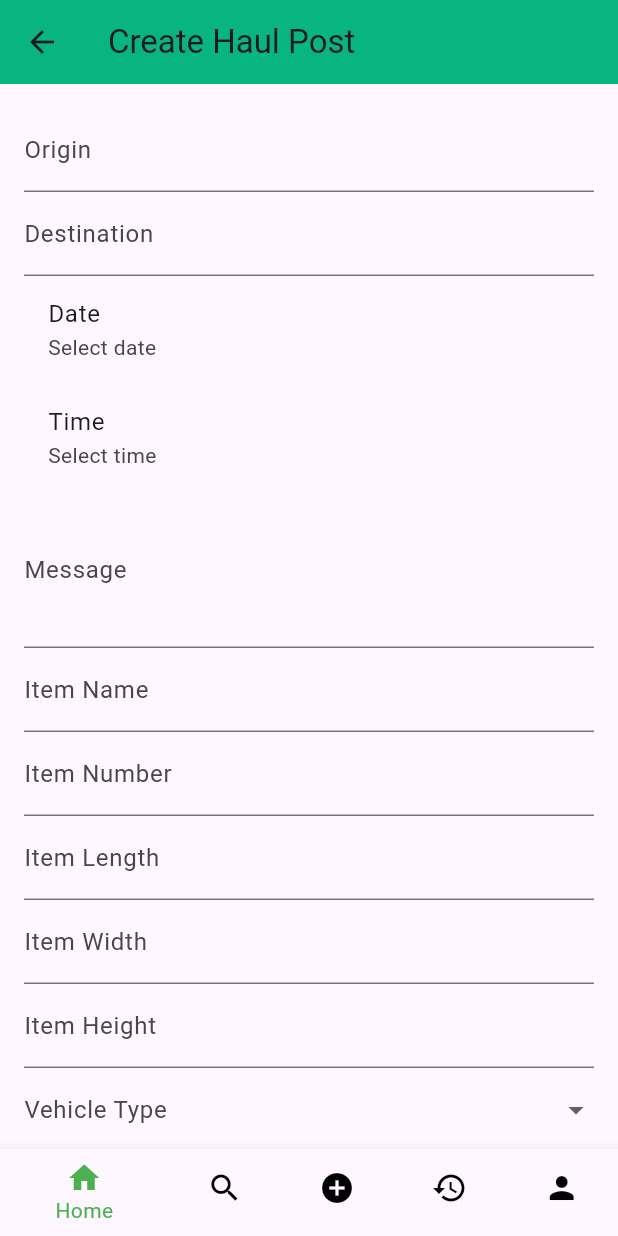
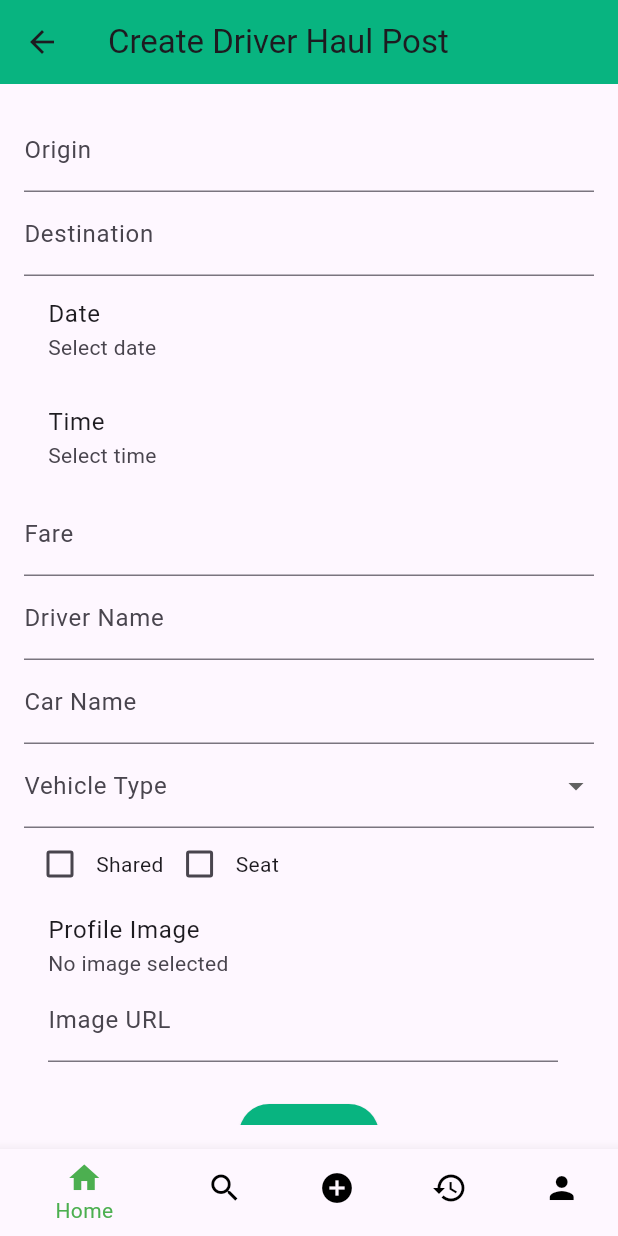
Before and after one commit to Jojina-Git/LugNLoadApp, a Flutter app: the screen it shows after launch, after a tap on "Create Haul Posts", on a phone screen of 412 x 824 dp. Run offline on Flutter 3.47's test engine with Material 3 defaults, Android fonts, the phone set to English and light mode, and no system bars; our stand-ins replace cloud_firestore, firebase_core, firebase_storage, fluttertoast, image_picker; accounts and stored records are empty.

Commit message:
DriverCreateHaulflow

```diff
--- /dev/null
+++ b/lib/DriverHaulForm.dart
@@ -0,0 +1,319 @@
+import 'dart:io';
+import 'package:flutter/material.dart';
+import 'package:cloud_firestore/cloud_firestore.dart';
+import 'package:image_picker/image_picker.dart';
+import 'package:firebase_storage/firebase_storage.dart';
+import 'driverhaullist.dart';
+
+class DriverHaulForm extends StatefulWidget {
+  @override
+  _DriverHaulFormState createState() => _DriverHaulFormState();
+}
+
+class _DriverHaulFormState extends State<DriverHaulForm> {
+  final _formKey = GlobalKey<FormState>();
+
+  DateTime? _selectedDate;
+  TimeOfDay? _selectedTime;
+  String? _selectedVehicleType;
+  bool _shared = false;
+  bool _seat = false;
+  final TextEditingController _originController = TextEditingController();
+  final TextEditingController _destinationController = TextEditingController();
+  final TextEditingController _fareController = TextEditingController();
+  final TextEditingController _driverNameController = TextEditingController();
+  final TextEditingController _carNameController = TextEditingController();
+  final TextEditingController _imageUrlController = TextEditingController();
+  final List<String> vehicleTypes = ['Small', 'Medium', 'Large'];
+  File? _image;
+  String? _imageUrl;
+
+  Future<void> _selectDate(BuildContext context) async {
+    final DateTime? pickedDate = await showDatePicker(
+      context: context,
+      initialDate: DateTime.now(),
+      firstDate: DateTime.now(),
+      lastDate: DateTime(DateTime.now().year + 5),
+    );
+    if (pickedDate != null) {
+      setState(() {
+        _selectedDate = pickedDate;
+      });
+    }
+  }
+
+  Future<void> _selectTime(BuildContext context) async {
+    final TimeOfDay? pickedTime = await showTimePicker(
+      context: context,
+      initialTime: TimeOfDay.now(),
+    );
+    if (pickedTime != null) {
+      setState(() {
+        _selectedTime = pickedTime;
+      });
+    }
+  }
+
+  Future<void> _selectImage() async {
+    final picker = ImagePicker();
+    final pickedFile = await picker.pickImage(source: ImageSource.gallery);
+    if (pickedFile != null) {
+      setState(() {
+        _image = File(pickedFile.path);
+        _imageUrlController.text = '';
+      });
+    }
+  }
+
+  void _setImageFromUrl(String url) {
+    setState(() {
+      _imageUrl = url;
+      _image = null;
+    });
+  }
+
+  void _submitForm() async {
+    if (_formKey.currentState!.validate()) {
+      if (_selectedDate == null || _selectedTime == null || _selectedVehicleType == null) {
+        ScaffoldMessenger.of(context).showSnackBar(
+          SnackBar(
+            content: Text('Please select date, time, and vehicle type.'),
+            backgroundColor: Colors.red,
+          ),
+        );
+        return;
+      }
+
+      try {
+        final docRef = await FirebaseFirestore.instance.collection('DriverPostHaul').add({
+          'origin': _originController.text,
+          'destination': _destinationController.text,
+          'date': _selectedDate,
+          'time': _selectedTime!.format(context),
+          'fare': double.parse(_fareController.text),
+          'vehicleType': _selectedVehicleType,
+          'driverName': _driverNameController.text,
+          'carName': _carNameController.text,
+          'shared': _shared,
+          'seat': _seat,
+          'profileImageUrl': _imageUrl,
+          'created': FieldValue.serverTimestamp(),
+        });
+
+        if (_image != null) {
+          final storageRef = FirebaseStorage.instance.ref().child('profile_images').child(docRef.id);
+          await storageRef.putFile(_image!);
+          final imageUrl = await storageRef.getDownloadURL();
+          setState(() {
+            _imageUrl = imageUrl;
+          });
+        }
+
+        ScaffoldMessenger.of(context).showSnackBar(
+          SnackBar(
+            content: Text('Form submitted successfully!'),
+          ),
+        );
+
+        Navigator.pushReplacement(
+          context,
+          MaterialPageRoute(builder: (context) => DriverHaulList()),
+        );
+      } catch (error) {
+        ScaffoldMessenger.of(context).showSnackBar(
+          SnackBar(
+            content: Text('Failed to submit form: $error'),
+            backgroundColor: Colors.red,
+          ),
+        );
+      }
+    }
+  }
+
+  @override
+  Widget build(BuildContext context) {
+    return Scaffold(
+      appBar: AppBar(
+        title: Text('Create Driver Haul Post'),
+        backgroundColor: Color(0xFF08B480),
+      ),
+      body: Padding(
+        padding: const EdgeInsets.all(16.0),
+        child: Form(
+          key: _formKey,
+          child: ListView(
+            children: [
+              TextFormField(
+                controller: _originController,
+                decoration: InputDecoration(labelText: 'Origin'),
+                validator: (value) {
+                  if (value == null || value.isEmpty) {
+                    return 'Please enter origin';
+                  }
+                  return null;
+                },
+              ),
+              TextFormField(
+                controller: _destinationController,
+                decoration: InputDecoration(labelText: 'Destination'),
+                validator: (value) {
+                  if (value == null || value.isEmpty) {
+                    return 'Please enter destination';
+                  }
+                  return null;
+                },
+              ),
+              ListTile(
+                title: Text('Date'),
+                subtitle: _selectedDate == null
+                    ? Text('Select date')
+                    : Text('${_selectedDate!.toString().substring(0, 10)}'),
+                onTap: () => _selectDate(context),
+              ),
+              ListTile(
+                title: Text('Time'),
+                subtitle: _selectedTime == null
+                    ? Text('Select time')
+                    : Text(_selectedTime!.format(context)),
+                onTap: () => _selectTime(context),
+              ),
+              TextFormField(
+                controller: _fareController,
+                decoration: InputDecoration(labelText: 'Fare'),
+                keyboardType: TextInputType.number,
+                validator: (value) {
+                  if (value == null || value.isEmpty) {
+                    return 'Please enter fare';
+                  }
+                  return null;
+                },
+              ),
+              TextFormField(
+                controller: _driverNameController,
+                decoration: InputDecoration(labelText: 'Driver Name'),
+                validator: (value) {
+                  if (value == null || value.isEmpty) {
+                    return 'Please enter driver name';
+                  }
+                  return null;
+                },
+              ),
+              TextFormField(
+                controller: _carNameController,
+                decoration: InputDecoration(labelText: 'Car Name'),
+                validator: (value) {
+                  if (value == null || value.isEmpty) {
+                    return 'Please enter vehicle  name';
+                  }
+                  return null;
+                },
+              ),
+              DropdownButtonFormField<String>(
+                value: _selectedVehicleType,
+                decoration: InputDecoration(labelText: 'Vehicle Type'),
+                items: vehicleTypes.map((String type) {
+                  return DropdownMenuItem<String>(
+                    value: type,
+                    child: Text(type),
+                  );
+                }).toList(),
+                onChanged: (String? value) {
+                  setState(() {
+                    _selectedVehicleType = value;
+                  });
+                },
+                validator: (value) {
+                  if (value == null || value.isEmpty) {
+                    return 'Please select vehicle type';
+                  }
+                  return null;
+                },
+              ),
+              Row(
+                children: [
+                  Checkbox(
+                    value: _shared,
+                    onChanged: (bool? value) {
+                      setState(() {
+                        _shared = value ?? false;
+                      });
+                    },
+                  ),
+                  Text('Shared'),
+                  Checkbox(
+                    value: _seat,
+                    onChanged: (bool? value) {
+                      setState(() {
+                        _seat = value ?? false;
+                      });
+                    },
+                  ),
+                  Text('Seat'),
+                ],
+              ),
+              ListTile(
+                title: Text('Profile Image'),
+                subtitle: Column(
+                  crossAxisAlignment: CrossAxisAlignment.start,
+                  children: [
+                    if (_imageUrl == null && _image == null)
+                      Text('No image selected'),
+                    if (_image != null)
+                      Image.file(_image!, height: 100),
+                    if (_imageUrl != null)
+                      Image.network(_imageUrl!, height: 100),
+                    TextFormField(
+                      controller: _imageUrlController,
+                      decoration: InputDecoration(labelText: 'Image URL'),
+                      onChanged: _setImageFromUrl,
+                    ),
+                  ],
+                ),
+                onTap: _selectImage,
+              ),
+              SizedBox(height: 16),
+              Container(
+                alignment: Alignment.center,
+                child: ElevatedButton(
+                  onPressed: _submitForm,
+                  style: ElevatedButton.styleFrom(
+                    foregroundColor: Colors.white,
+                    backgroundColor: Color(0xFF08B480),
+                  ),
+                  child: Text('Submit'),
+                ),
+              ),
+              SizedBox(height: 26),
+            ],
+          ),
+        ),
+      ),
+      bottomNavigationBar: BottomNavigationBar(
+        selectedItemColor: Colors.green,
+        unselectedItemColor: Colors.black,
+        items: const <BottomNavigationBarItem>[
+          BottomNavigationBarItem(
+            icon: Icon(Icons.home),
+            label: 'Home',
+          ),
+          BottomNavigationBarItem(
+            icon: Icon(Icons.search),
+            label: 'Search',
+          ),
+          BottomNavigationBarItem(
+            icon: Icon(Icons.add_circle),
+            label: 'Add Post',
+          ),
+          BottomNavigationBarItem(
+            icon: Icon(Icons.history),
+            label: 'History',
+          ),
+          BottomNavigationBarItem(
+            icon: Icon(Icons.person),
+            label: 'Profile',
+          ),
+        ],
+      ),
+    );
+  }
+}
--- a/lib/main.dart
+++ b/lib/main.dart
@@ -1,6 +1,7 @@
 import 'package:firebase_core/firebase_core.dart';
 import 'package:flutter/material.dart';
 import 'package:lugnload/Search.dart';
+import 'DriverHaulForm.dart';
 import 'haul_form.dart';
 import 'firebase_options.dart';
 
@@ -81,7 +82,8 @@ class _MyHomePageState extends State<MyHomePage> {
                     onPressed: () {
                       Navigator.push(
                         context,
-                        MaterialPageRoute(builder: (context) => HaulForm()),//navigate to the page
+                        //MaterialPageRoute(builder: (context) => HaulForm()),//navigate to the page
+                        MaterialPageRoute(builder: (context) =>DriverHaulForm()),
                       );
                     },
                     child: Text('Create Haul Posts'),
--- a/pubspec.yaml
+++ b/pubspec.yaml
@@ -39,6 +39,10 @@ dependencies:
   cloud_firestore: ^5.0.1
   date_format: ^2.0.0
   intl: ^0.17.0
+  firebase_storage: 12.0.1
+  image_picker: ^0.8.4+4
+  file_picker: ^4.0.0
+  flutter_platform_widgets: ^1.6.0
 
 dev_dependencies:
   flutter_test:
```
Also changed, not shown: lib/driverhaulList_detailsview.dart (added, +122 -0 lines), lib/driverhaullist.dart (added, +121 -0 lines), pubspec.lock, 7 other files.
